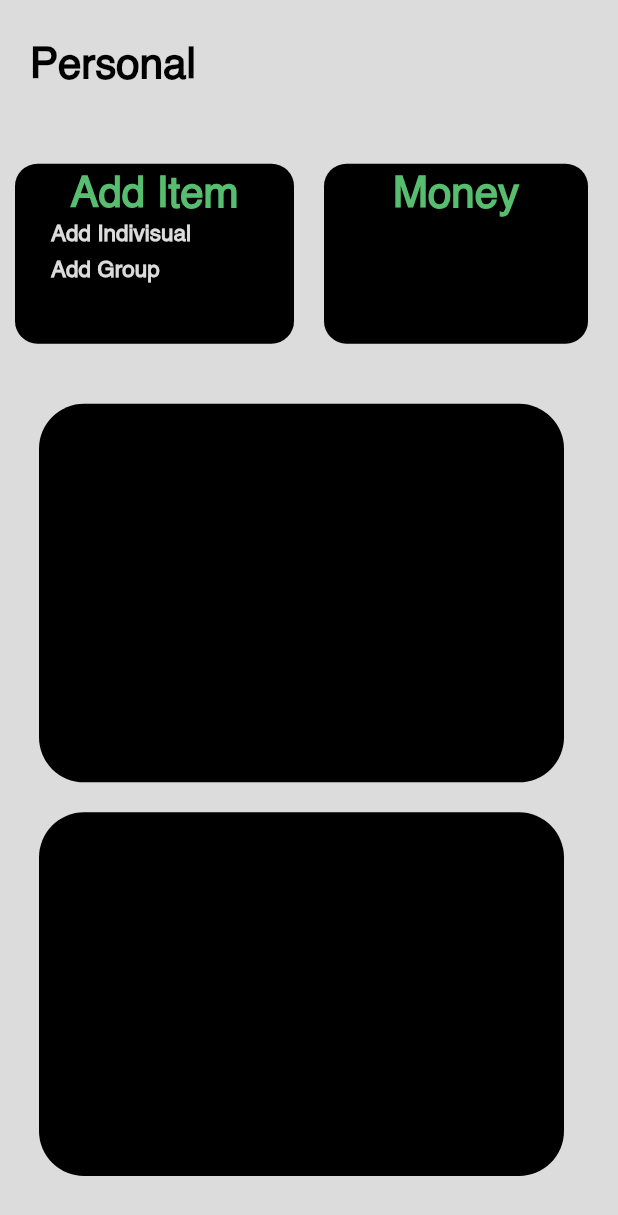
After one commit to shubhamynr22/PP, a Flutter app: the Personal screen opened directly, on a phone screen of 412 x 824 dp. The commit adds this screen. Shown: the top 1215 px of the screen. Run offline on Flutter 3.47's test engine with Material 2 defaults, Android fonts, the phone set to English and light mode, and no system bars.

Commit message:
Added Personal Space

```diff
--- /dev/null
+++ b/lib/Personal.dart
@@ -0,0 +1,254 @@
+import 'package:flutter/material.dart';
+
+const PRIMARY = "primary";
+const WHITE = "white";
+const BLACK = "black";
+
+const Map<String, Color> myColors = {
+  PRIMARY: Color.fromRGBO(220, 220, 220, 1),
+  //WHITE: Colors.white,
+  WHITE: Color.fromRGBO(0, 0, 0, 1),
+  BLACK: Colors.black,
+};
+
+class Personal extends StatefulWidget {
+  @override
+  _PersonalState createState() => _PersonalState();
+}
+
+class _PersonalState extends State<Personal> {
+  @override
+  Widget build(BuildContext context) {
+    return Scaffold(
+      //appBar: _myAppBar(),
+      backgroundColor: myColors[PRIMARY],
+      body: _Body(),
+    );
+  }
+}
+
+Widget _myAppBar() {
+  return PreferredSize(
+    preferredSize: Size.fromHeight(70),
+    child: AppBar(
+      backgroundColor: myColors[BLACK],
+      elevation: 0,
+      leading: Padding(
+        padding: const EdgeInsets.only(
+          top: 15,
+          left: 0,
+        ),
+        child: IconButton(
+          icon: Icon(
+            Icons.arrow_back,
+            color: myColors[WHITE],
+            size: 25,
+          ),
+        ),
+      ),
+    ),
+  );
+}
+
+class _Body extends StatefulWidget {
+  @override
+  __BodyState createState() => __BodyState();
+}
+
+class __BodyState extends State<_Body> {
+  @override
+  Widget build(BuildContext context) {
+    return Column(
+      crossAxisAlignment: CrossAxisAlignment.start,
+      children: [
+        Expanded(
+          child: Container(
+            margin: EdgeInsets.only(left: 20.0, right: 8.0, top: 30),
+            child: Text(
+              'Personal',
+              style: TextStyle(
+                color: Colors.black,
+                fontSize: 28,
+                fontWeight: FontWeight.w900,
+                fontFamily: 'Helvetica',
+              ),
+            ),
+          ),
+        ),
+        Row(
+          mainAxisAlignment: MainAxisAlignment.spaceEvenly,
+          children: [
+            Expanded(
+              child: Container(
+                padding: EdgeInsets.fromLTRB(0, 7, 0, 0),
+                margin: EdgeInsets.only(left: 10.0, right: 10.0, top: 10.0),
+                height: 120.0,
+                width: 100.0,
+                decoration: BoxDecoration(
+                    color: myColors[WHITE],
+                    borderRadius: BorderRadius.circular(15)),
+                child: Column(children: [
+                  Text(
+                    'Add Item',
+                    style: TextStyle(
+                      color: Color(0xff57BE70),
+                      fontSize: 28,
+                      fontWeight: FontWeight.w900,
+                      fontFamily: 'Helvetica',
+                    ),
+                  ),
+                  Row(
+                    children: [
+                      Icon(Icons.add),
+                      Text(
+                        'Add Indivisual',
+                        style: TextStyle(
+                          color: Color.fromRGBO(220, 220, 220, 1),
+                          fontSize: 15,
+                          fontWeight: FontWeight.w900,
+                          fontFamily: 'Helvetica',
+                        ),
+                      ),
+                    ],
+                  ),
+                  Row(
+                    children: [
+                      Icon(Icons.add),
+                      Text(
+                        'Add Group',
+                        style: TextStyle(
+                          color: Color.fromRGBO(220, 220, 220, 1),
+                          fontSize: 15,
+                          fontWeight: FontWeight.w900,
+                          fontFamily: 'Helvetica',
+                        ),
+                      ),
+                    ],
+                  ),
+                ]),
+              ),
+            ),
+            Expanded(
+              child: Container(
+                padding: EdgeInsets.fromLTRB(0, 7, 0, 0),
+                margin: EdgeInsets.only(left: 10.0, right: 20.0, top: 10.0),
+                height: 120.0,
+                width: 100.0,
+                //child: Text('Personal'),
+                decoration: BoxDecoration(
+                    color: myColors[WHITE],
+                    borderRadius: BorderRadius.circular(15)),
+                child: Column(children: [
+                  Text(
+                    'Money',
+                    style: TextStyle(
+                      color: Color(0xff57BE70),
+                      fontSize: 28,
+                      fontWeight: FontWeight.w900,
+                      fontFamily: 'Helvetica',
+                    ),
+                  ),
+                  Row(
+                    children: [
+                      Icon(Icons.add),
+                      Text('Add Indivisual',
+                          style: Theme.of(context)
+                              .textTheme
+                              .headline
+                              .copyWith(color: Colors.black)),
+                    ],
+                  ),
+                  Row(
+                    children: [
+                      Icon(Icons.add),
+                      Text('Add Group',
+                          style: Theme.of(context)
+                              .textTheme
+                              .headline
+                              .copyWith(color: Colors.black)),
+                    ],
+                  ),
+                ]),
+              ),
+            ),
+          ],
+        ),
+        Expanded(
+            flex: 3,
+            child: Container(
+              margin: EdgeInsets.only(
+                  left: 26.0, right: 30.0, top: 40.0, bottom: 5),
+              height: 100.0,
+              width: 350.0,
+              decoration: BoxDecoration(
+                  color: myColors[WHITE],
+                  borderRadius: BorderRadius.circular(30)),
+              child: Column(children: [
+                Text(
+                  'Items',
+                  style: TextStyle(
+                    color: Colors.black,
+                    fontSize: 28,
+                    fontWeight: FontWeight.w900,
+                    fontFamily: 'Helvetica',
+                  ),
+                ),
+                Text('Induction : Mohan',
+                    style: Theme.of(context)
+                        .textTheme
+                        .headline5
+                        .copyWith(color: Colors.black)),
+                Text('Pan : Rohan',
+                    style: Theme.of(context)
+                        .textTheme
+                        .headline5
+                        .copyWith(color: Colors.black)),
+                Text('Hair Dryer : Sohan,Rohit,Vivek',
+                    style: Theme.of(context)
+                        .textTheme
+                        .headline5
+                        .copyWith(color: Colors.black)),
+              ]),
+            )),
+        Expanded(
+            flex: 3,
+            child: Container(
+              margin: EdgeInsets.only(
+                  left: 26.0, right: 30.0, top: 15.0, bottom: 40),
+              height: 100.0,
+              width: 350.0,
+              //child: Text('Personal'),
+              decoration: BoxDecoration(
+                  color: myColors[WHITE],
+                  borderRadius: BorderRadius.circular(30)),
+              child: Column(children: [
+                Text(
+                  'Money',
+                  style: TextStyle(
+                    color: Colors.black,
+                    fontSize: 28,
+                    fontWeight: FontWeight.w900,
+                    fontFamily: 'Helvetica',
+                  ),
+                ),
+                Text('You Borrowed from Rohan : 100Rs',
+                    style: Theme.of(context)
+                        .textTheme
+                        .headline6
+                        .copyWith(color: Colors.black)),
+                Text('You Borrowed from Sohan : 120Rs',
+                    style: Theme.of(context)
+                        .textTheme
+                        .headline6
+                        .copyWith(color: Colors.black)),
+                Text('You Lended to Rohit : 260Rs',
+                    style: Theme.of(context)
+                        .textTheme
+                        .headline6
+                        .copyWith(color: Colors.black)),
+              ]),
+            )),
+      ],
+    );
+  }
+}
--- a/lib/homepage.dart
+++ b/lib/homepage.dart
@@ -10,7 +10,7 @@ class _CommonPage extends State<CommonPage> {
   Widget build(BuildContext context) {
     return Scaffold(
       body: Container(
-        color: Color(0xff000000),
+        color: Color(0xfff5f5f5),
         child: Column(
           crossAxisAlignment: CrossAxisAlignment.start,
           children: <Widget>[
@@ -22,7 +22,7 @@ class _CommonPage extends State<CommonPage> {
                     'POCKET PURSUIT',
                     style: TextStyle(
                       fontWeight: FontWeight.bold,
-                      color: Color(0xff57BE70),
+                      color: Colors.black,
                       fontSize: 20,
                       fontFamily: 'Helvetica',
                     ),
@@ -35,7 +35,7 @@ class _CommonPage extends State<CommonPage> {
               child: Text(
                 'ITEMS',
                 style: TextStyle(
-                  color: Color(0xff57BE70),
+                  color: Colors.black,
                   fontSize: 15,
                   fontWeight: FontWeight.w300,
                   fontFamily: 'Helvetica',
@@ -58,7 +58,7 @@ class _CommonPage extends State<CommonPage> {
                         margin: EdgeInsets.only(right: 15),
                         height: 120,
                         decoration: BoxDecoration(
-                            color: Colors.white,
+                            color: Colors.black,
                             borderRadius:
                                 BorderRadius.all(Radius.circular(15.0))),
                       ),
@@ -67,7 +67,7 @@ class _CommonPage extends State<CommonPage> {
                         margin: EdgeInsets.only(right: 15),
                         height: 120,
                         decoration: BoxDecoration(
-                            color: Colors.white,
+                            color: Colors.black,
                             borderRadius:
                                 BorderRadius.all(Radius.circular(15.0))),
                       ),
@@ -76,7 +76,7 @@ class _CommonPage extends State<CommonPage> {
                         margin: EdgeInsets.only(right: 15),
                         height: 120,
                         decoration: BoxDecoration(
-                            color: Colors.white,
+                            color: Colors.black,
                             borderRadius:
                                 BorderRadius.all(Radius.circular(15.0))),
                       ),
@@ -85,7 +85,7 @@ class _CommonPage extends State<CommonPage> {
                         margin: EdgeInsets.only(right: 15),
                         height: 120,
                         decoration: BoxDecoration(
-                            color: Colors.white,
+                            color: Colors.black,
                             borderRadius:
                                 BorderRadius.all(Radius.circular(15.0))),
                       ),
@@ -99,7 +99,7 @@ class _CommonPage extends State<CommonPage> {
               child: Text(
                 'PLACES',
                 style: TextStyle(
-                  color: Color(0xff57BE70),
+                  color: Colors.black,
                   fontSize: 15,
                   fontWeight: FontWeight.w300,
                   fontFamily: 'Helvetica',
@@ -122,7 +122,7 @@ class _CommonPage extends State<CommonPage> {
                         margin: EdgeInsets.only(right: 15),
                         height: 120,
                         decoration: BoxDecoration(
-                            color: Colors.white,
+                            color: Colors.black,
                             borderRadius:
                                 BorderRadius.all(Radius.circular(15.0))),
                       ),
@@ -131,7 +131,7 @@ class _CommonPage extends State<CommonPage> {
                         margin: EdgeInsets.only(right: 15),
                         height: 120,
                         decoration: BoxDecoration(
-                            color: Colors.white,
+                            color: Colors.black,
                             borderRadius:
                                 BorderRadius.all(Radius.circular(15.0))),
                         child: Container(),
@@ -141,7 +141,7 @@ class _CommonPage extends State<CommonPage> {
                         margin: EdgeInsets.only(right: 15),
                         height: 120,
                         decoration: BoxDecoration(
-                            color: Colors.white,
+                            color: Colors.black,
                             borderRadius:
                                 BorderRadius.all(Radius.circular(15.0))),
                       ),
@@ -150,7 +150,7 @@ class _CommonPage extends State<CommonPage> {
                         margin: EdgeInsets.only(right: 15),
                         height: 120,
                         decoration: BoxDecoration(
-                            color: Colors.white,
+                            color: Colors.black,
                             borderRadius:
                                 BorderRadius.all(Radius.circular(15.0))),
                       ),
--- a/lib/main.dart
+++ b/lib/main.dart
@@ -17,7 +17,7 @@ class _MyAppState extends State<MyApp> {
   @override
   Widget build(BuildContext context) {
     return Scaffold(
-      body: NotificationSettings(),
+      body: CommonPage(),
       backgroundColor: Colors.black,
       bottomNavigationBar: MyBottomBar(),
     );
```
